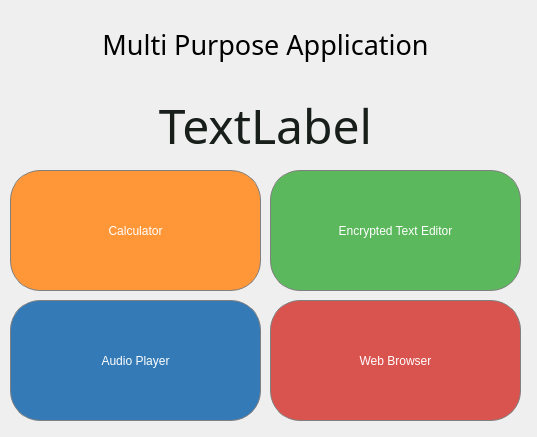
First picture: the form in MultipurposeApplication/mainwindow.ui, repository KavinduTheekshana/Multipurpose-Application, before the edit.
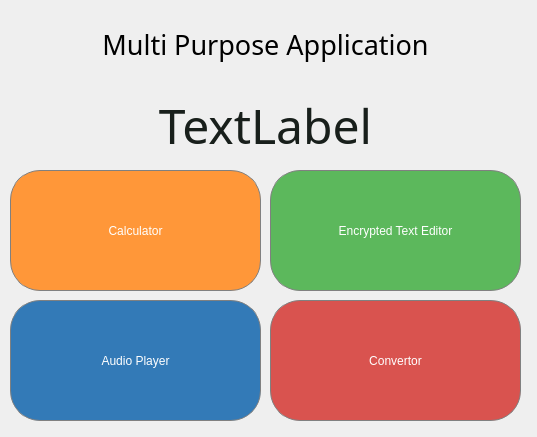
Second picture: the form after the edit. Icons and pictures are not drawn.

The edit to the form file:
```diff
--- a/MultipurposeApplication/mainwindow.ui
+++ b/MultipurposeApplication/mainwindow.ui
@@ -97,7 +97,7 @@
 </string>
     </property>
     <property name="text">
-     <string>Web Browser</string>
+     <string>Convertor</string>
     </property>
    </widget>
    <widget class="QPushButton" name="pushButton_4">
```
